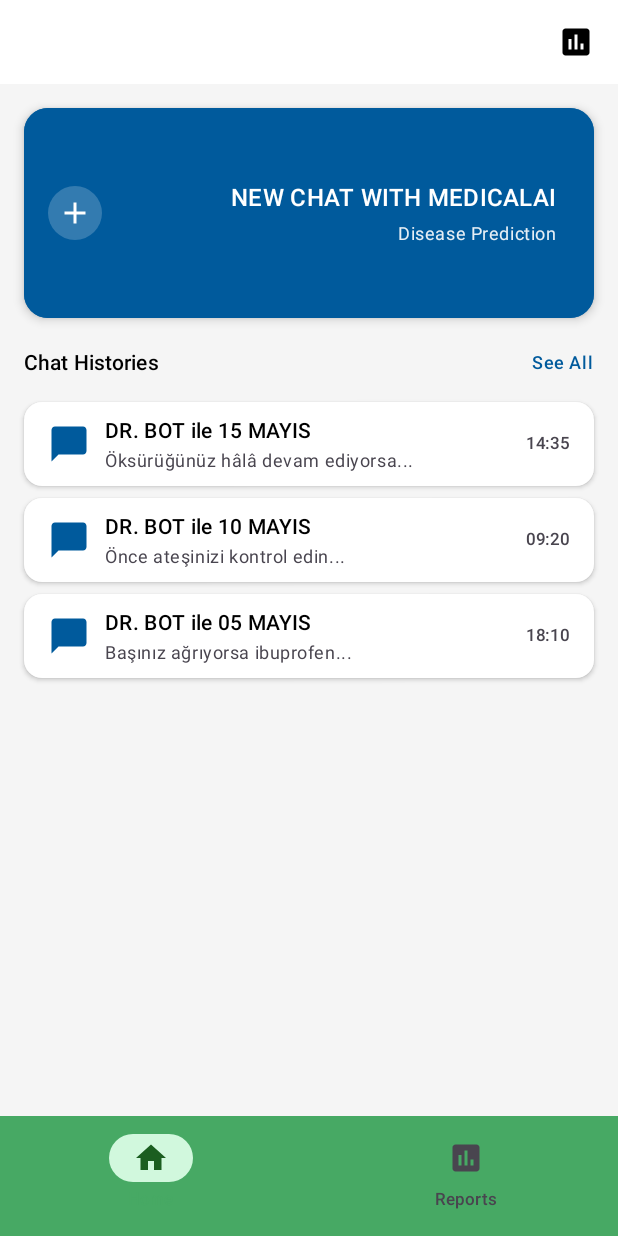
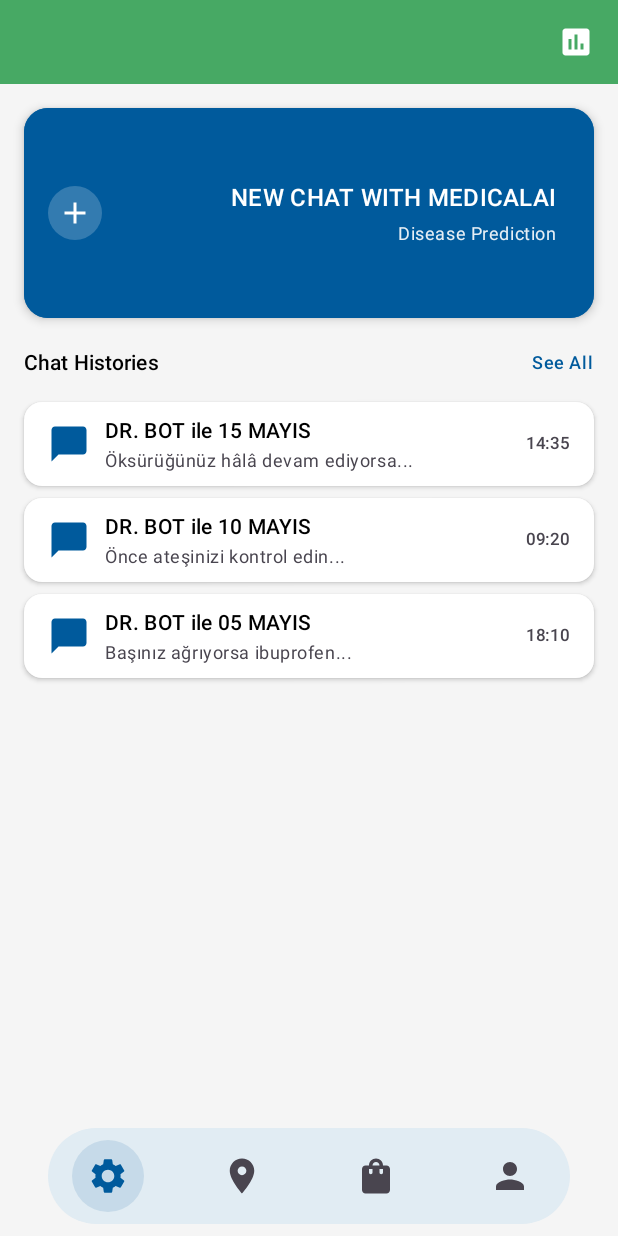
Before and after one commit to bmoz23/MedicalAI_JetpackCompose, an Android app built with Jetpack Compose: the HomeScreen screen opened through its navigation route, on a phone screen of 412 x 824 dp. Run offline under Robolectric (Android 15) with nearby library versions, the phone set to English and light mode, and no system bars; our stand-ins replace Firebase (no records; nobody signed in at launch, a user with empty details on screens opened directly).

Commit message:
home page fixed

```diff
--- a/app/build.gradle.kts
+++ b/app/build.gradle.kts
@@ -57,6 +57,7 @@ dependencies {
     implementation("androidx.navigation:navigation-compose:2.9.0")
     implementation("androidx.compose.material3:material3:1.3.2")
     implementation("androidx.compose.material:material-icons-extended")
+    implementation("androidx.compose.material:material")
     implementation("com.squareup.retrofit2:retrofit:2.9.0")
     implementation("com.squareup.retrofit2:converter-gson:2.9.0")
     implementation("com.jakewharton.retrofit:retrofit2-kotlin-coroutines-adapter:0.9.2")
@@ -64,6 +65,7 @@ dependencies {
     implementation("org.jetbrains.kotlinx:kotlinx-coroutines-android:1.7.3")
     implementation("androidx.lifecycle:lifecycle-runtime-ktx:2.6.2")
     implementation("androidx.lifecycle:lifecycle-viewmodel-ktx:2.6.2")
+    implementation("androidx.compose.material:material-icons-extended")
 
 
     // ================================================
@@ -83,6 +85,7 @@ dependencies {
     implementation("com.google.firebase:firebase-database-ktx")
     implementation("com.google.firebase:firebase-analytics-ktx")
 
+
     // ================================================
     // 3) TEST ve DEBUG BAĞIMLILIKLARI
     // ================================================
--- a/app/src/main/java/com/teduniversity/medicalai/MainActivity.kt
+++ b/app/src/main/java/com/teduniversity/medicalai/MainActivity.kt
@@ -16,7 +16,16 @@ import com.google.firebase.FirebaseApp
 class MainActivity : ComponentActivity() {
     override fun onCreate(savedInstanceState: Bundle?) {
         super.onCreate(savedInstanceState)
+
+        // 1) Edge-to-Edge modunu etkinleştiriyoruz:
+        //    Bu satır, Compose'un içerik çizimini sistem çubuklarının (status/navigation) altına kadar uzatır.
+        //    Eğer bunu koymazsak Compose içeriği çubukların altına çizilmez.
+        enableEdgeToEdge()
+
+        // 2) Firebase’in initialize edilmesi:
         FirebaseApp.initializeApp(this)
+
+        // 3) setContent içinde tema ve NavHost’u yükle:
         setContent {
             MedicalAITheme(dynamicColor = false) {
                 AppNavHost()
--- a/app/src/main/java/com/teduniversity/medicalai/ui/navigation/NavGraph.kt
+++ b/app/src/main/java/com/teduniversity/medicalai/ui/navigation/NavGraph.kt
@@ -1,5 +1,8 @@
 package com.teduniversity.medicalai.ui.navigation
 
+import androidx.compose.foundation.layout.Box
+import androidx.compose.foundation.layout.fillMaxSize
+import androidx.compose.foundation.layout.systemBarsPadding
 import androidx.compose.material3.ExperimentalMaterial3Api
 import androidx.compose.runtime.Composable
 import androidx.navigation.compose.NavHost
@@ -17,8 +20,18 @@ import com.teduniversity.medicalai.ui.screens.SignUpScreen
 fun AppNavHost() {
     val navController = rememberNavController()
 
-    NavHost(navController, startDestination = "login") {
-
+    // -----------------------------------------------------
+    // 1) En dışa Box ekledik ve sistem çubukları için padding verdik
+    // -----------------------------------------------------
+    Box(
+        modifier = androidx.compose.ui.Modifier
+            .fillMaxSize()
+            .systemBarsPadding() // Status ve Navigation bar kadar boşluk
+    ) {
+        NavHost(
+            navController = navController,
+            startDestination = "login"
+        ) {
             // 1) Login
             composable("login") {
                 LoginScreen(
@@ -61,9 +74,9 @@ fun AppNavHost() {
                     onReportClick = {
                         navController.navigate("reports")
                     },
-                onOpenChatHistory = { chatItem ->
-                    // Eğer geçmişten bir sohbeti açmak isterseniz
-                    // örn: navController.navigate("chat/${chatItem.id}")
+                    onOpenChatHistory = { _chatItem ->
+                        // Eğer geçmişten bir sohbeti açmak isterseniz:
+                        // navController.navigate("chat/${chatItem.id}")
                     }
                 )
             }
@@ -83,11 +96,12 @@ fun AppNavHost() {
                 })
             }
 
-        // Reports Screen
+            // 6) Reports Screen
             composable("reports") {
                 ReportsScreen()
             }
 
-        // … sonuç ekranları vs.
+            // … Diğer rotalar (örneğin “result/{symptom}” vb.) …
         }
     }
+}
--- a/app/src/main/java/com/teduniversity/medicalai/ui/screens/HomeScreen.kt
+++ b/app/src/main/java/com/teduniversity/medicalai/ui/screens/HomeScreen.kt
@@ -3,18 +3,22 @@ package com.teduniversity.medicalai.ui.screens
 import androidx.compose.foundation.background
 import androidx.compose.foundation.clickable
 import androidx.compose.foundation.layout.*
+import androidx.compose.foundation.layout.systemBarsPadding
 import androidx.compose.foundation.lazy.LazyColumn
 import androidx.compose.foundation.lazy.LazyListState
 import androidx.compose.foundation.lazy.items
 import androidx.compose.foundation.lazy.rememberLazyListState
 import androidx.compose.foundation.shape.CircleShape
 import androidx.compose.foundation.shape.RoundedCornerShape
+import androidx.compose.material3.*
 import androidx.compose.material.icons.Icons
 import androidx.compose.material.icons.filled.Add
 import androidx.compose.material.icons.filled.Assessment
 import androidx.compose.material.icons.filled.ChatBubble
-import androidx.compose.material.icons.filled.Home
-import androidx.compose.material3.*
+import androidx.compose.material.icons.filled.Person
+import androidx.compose.material.icons.filled.Place
+import androidx.compose.material.icons.filled.Settings
+import androidx.compose.material.icons.filled.ShoppingBag
 import androidx.compose.runtime.*
 import androidx.compose.ui.Alignment
 import androidx.compose.ui.Modifier
@@ -23,13 +27,90 @@ import androidx.compose.ui.graphics.Brush
 import androidx.compose.ui.graphics.Color
 import androidx.compose.ui.text.font.FontWeight
 import androidx.compose.ui.unit.dp
+import com.teduniversity.medicalai.ui.theme.BrandSecondaryGreen
 import com.google.firebase.auth.ktx.auth
 import com.google.firebase.ktx.Firebase
 import java.text.SimpleDateFormat
 import java.util.*
 
+// ----------------------------------------------------
+// 1) CustomBottomBar: Pill-şeklinde alt navigasyon çubuğu
+// ----------------------------------------------------
+@Composable
+fun CustomBottomBar(
+    modifier: Modifier = Modifier,
+    selectedIndex: Int,
+    onItemSelected: (Int) -> Unit
+) {
+    // İkon listesi: sırasıyla Settings, Place, ShoppingBag, Person
+    val items = listOf(
+        Icons.Default.Settings,
+        Icons.Default.Place,
+        Icons.Default.ShoppingBag,
+        Icons.Default.Person
+    )
+
+    Box(
+        modifier = modifier
+            .fillMaxWidth()
+            .systemBarsPadding(), // Status bar + Navigation bar ile çakışmayı önle
+        contentAlignment = Alignment.BottomCenter
+    ) {
+        Row(
+            modifier = Modifier
+                .fillMaxWidth()
+                .padding(horizontal = 32.dp, vertical = 8.dp),  // Ekran kenarlarından boşluk
+            horizontalArrangement = Arrangement.Center
+        ) {
+            Surface(
+                tonalElevation = 8.dp,                 // Hafif gölge
+                shape = RoundedCornerShape(32.dp),     // Yarıçap 32.dp ile oval şekil
+                color = Color.White,                   // Beyaz arka plan
+                modifier = Modifier
+                    .fillMaxWidth()
+                    .height(64.dp)                    // Yükseklik 64.dp
+            ) {
+                Row(
+                    modifier = Modifier
+                        .fillMaxSize()
+                        .padding(horizontal = 16.dp),   // İkonlar arasına yatay boşluk
+                    verticalAlignment = Alignment.CenterVertically,
+                    horizontalArrangement = Arrangement.SpaceBetween
+                ) {
+                    items.forEachIndexed { index, iconImageVector ->
+                        Box(
+                            modifier = Modifier
+                                .size(48.dp)               // Her ikon için kutu boyutu
+                                .clip(CircleShape)
+                                .background(
+                                    if (selectedIndex == index)
+                                        MaterialTheme.colorScheme.primary.copy(alpha = 0.12f)
+                                    else
+                                        Color.Transparent
+                                )
+                                .clickable { onItemSelected(index) },
+                            contentAlignment = Alignment.Center
+                        ) {
+                            Icon(
+                                imageVector = iconImageVector,
+                                contentDescription = null,
+                                tint = if (selectedIndex == index)
+                                    MaterialTheme.colorScheme.primary
+                                else
+                                    MaterialTheme.colorScheme.onSurfaceVariant,
+                                modifier = Modifier.size(28.dp) // İkon boyutu
+                            )
+                        }
+                    }
+                }
+            }
+        }
+    }
+}
+
+
 // ----------------------------
-// 1) Model: Chat Geçmişi Verisi
+// 2) Model: Chat Geçmişi Verisi
 // ----------------------------
 data class ChatHistoryItem(
     val id: String,
@@ -38,8 +119,9 @@ data class ChatHistoryItem(
     val timestamp: Date      // Örn: new Date()
 )
 
+
 // ------------------------------------------------
-// 2) CTA Kart bileşeni: “New Chat with MedicalAI”
+// 3) CTA Kart bileşeni: “New Chat with MedicalAI”
 // ------------------------------------------------
 @Composable
 fun BigCTACard(
@@ -74,7 +156,6 @@ fun BigCTACard(
                 modifier = Modifier.fillMaxSize(),
                 verticalAlignment = Alignment.CenterVertically
             ) {
-                // Sol taraftaki “+” ikonu
                 Box(
                     modifier = Modifier
                         .size(36.dp)
@@ -89,7 +170,6 @@ fun BigCTACard(
                     )
                 }
                 Spacer(Modifier.width(12.dp))
-                // Sağ tarafa yaslanan metin kutusu
                 Column(
                     modifier = Modifier
                         .fillMaxWidth()
@@ -116,8 +196,9 @@ fun BigCTACard(
     }
 }
 
+
 // ------------------------------------------------
-// 3) Chat Geçmişi Satırı bileşeni
+// 4) Chat Geçmişi Satırı bileşeni
 // ------------------------------------------------
 @Composable
 fun ChatHistoryRow(
@@ -181,8 +262,9 @@ fun ChatHistoryRow(
     }
 }
 
+
 // ------------------------------------------------
-// 4) HomeScreen bileşeni
+// 5) HomeScreen bileşeni (CustomBottomBar entegre edilmiş)
 // ------------------------------------------------
 @ExperimentalMaterial3Api
 @Composable
@@ -194,20 +276,17 @@ fun HomeScreen(
 ) {
     // Mevcut kullanıcıyı FirebaseAuth’dan alıyoruz.
     val user = Firebase.auth.currentUser
-    // Eğer displayName boşsa e-postanın “@” öncesini al, o da boşsa “USER” yaz
     val rawName = when {
         !user?.displayName.isNullOrBlank() -> user!!.displayName!!
         !user?.email.isNullOrBlank() && user!!.email!!.contains("@") -> user.email!!.substringBefore("@")
         else -> "USER"
     }
-    // Büyük harf formatına çevir:
     val displayNameUpper = rawName.uppercase(Locale.getDefault())
 
-    // Alt navigasyonda hangi sekme seçili:
-    var selectedTab by remember { mutableStateOf(0) }
-    // 0 → Home, 1 → Reports
+    // Pill bar’da seçili index (0..3)
+    var bottomSelectedIndex by remember { mutableStateOf(0) }
 
-    // Örnek Chat Geçmişi Listesi (gerçekte Firestore’dan çekilecek)
+    // Örnek Chat Geçmişi Listesi (gerçekte Firestore’dan çekeceksin)
     val sampleHistory = remember {
         listOf(
             ChatHistoryItem(
@@ -238,14 +317,20 @@ fun HomeScreen(
     }
 
     Scaffold(
+        // ============================================
+        // Burada sistem çubukları için otomatik padding
+        // ============================================
+        modifier = Modifier
+            .fillMaxSize()
+            .systemBarsPadding(),
+
         topBar = {
-            // 1) Üst bar: “WELCOME, …” metni titleMedium olarak daha küçük ve okunaklı
             MediumTopAppBar(
                 title = {
                     Text(
                         text = "WELCOME, $displayNameUpper",
                         style = MaterialTheme.typography.titleMedium,
-                        color = MaterialTheme.colorScheme.onSurface
+                        color = Color.White
                     )
                 },
                 actions = {
@@ -253,74 +338,57 @@ fun HomeScreen(
                         Icon(
                             imageVector = Icons.Default.Assessment,
                             contentDescription = "Çıkış Yap",
-                            tint = MaterialTheme.colorScheme.onSurface
+                            tint = Color.White
                         )
                     }
                 },
                 colors = TopAppBarDefaults.mediumTopAppBarColors(
-                    containerColor = MaterialTheme.colorScheme.surface
+                    containerColor = BrandSecondaryGreen
                 ),
                 modifier = Modifier
                     .fillMaxWidth()
                     .height(56.dp)
             )
         },
+
         bottomBar = {
-            // 2) Alt navigasyon bar: varsayılan yüksekliğe döndük, renk seçimi ve ikon boyutu Material3 varsayımına bırakıldı
-            NavigationBar(
-                containerColor = MaterialTheme.colorScheme.secondary
-            ) {
-                NavigationBarItem(
-                    icon = {
-                        Icon(
-                            imageVector = Icons.Default.Home,
-                            contentDescription = "Home"
-                        )
-                    },
-                    label = {
-                        Text(
-                            text = "Home",
-                            style = MaterialTheme.typography.labelSmall
-                        )
-                    },
-                    selected = selectedTab == 0,
-                    onClick = { selectedTab = 0 }
-                )
-                NavigationBarItem(
-                    icon = {
-                        Icon(
-                            imageVector = Icons.Default.Assessment,
-                            contentDescription = "Reports"
-                        )
-                    },
-                    label = {
-                        Text(
-                            text = "Reports",
-                            style = MaterialTheme.typography.labelSmall
-                        )
-                    },
-                    selected = selectedTab == 1,
-                    onClick = {
-                        selectedTab = 1
-                        onReportClick()
+            // ---------------------------------------------------
+            // CustomBottomBar entegre edildi
+            // ---------------------------------------------------
+            CustomBottomBar(
+                selectedIndex = bottomSelectedIndex,
+                onItemSelected = { index ->
+                    bottomSelectedIndex = index
+                    // Burada index’e göre istediğin navigasyonu yapabilirsin:
+                    when (index) {
+                        0 -> { /* Settings veya başka bir rota */ }
+                        1 -> { /* Place/Location rotası */ }
+                        2 -> { onReportClick() /* örn. ReportsScreen’e git */ }
+                        3 -> { /* Profile/User rotası */ }
                     }
-                )
-            }
+                }
+            )
         },
+
         containerColor = MaterialTheme.colorScheme.background
     ) { innerPadding ->
         Column(
             modifier = Modifier
                 .fillMaxSize()
+                // Scaffold’un verdiği innerPadding zaten sistem çubuklarına göre padding içerir
                 .padding(innerPadding)
                 .padding(horizontal = 16.dp)
                 .padding(top = 16.dp)
         ) {
-            // 3) Büyük CTA Kart (“New Chat with MedicalAI”)
+            // ---------------------------------------------------
+            // 1) Büyük CTA Kart
+            // ---------------------------------------------------
             BigCTACard(onClick = onNewChatClick)
             Spacer(Modifier.height(20.dp))
 
-            // 4) Chat Histories Başlığı
+            // ---------------------------------------------------
+            // 2) Chat Histories Başlığı
+            // ---------------------------------------------------
             Row(
                 modifier = Modifier.fillMaxWidth(),
                 verticalAlignment = Alignment.CenterVertically
@@ -342,7 +410,9 @@ fun HomeScreen(
             }
             Spacer(Modifier.height(12.dp))
 
-            // 5) Chat Histories Listesi
+            // ---------------------------------------------------
+            // 3) Chat Histories Listesi
+            // ---------------------------------------------------
             val listState: LazyListState = rememberLazyListState()
             LazyColumn(
                 state = listState,
```
Also changed, not shown: 1 other file. Lines whose indentation alone changed are shown as unchanged.
